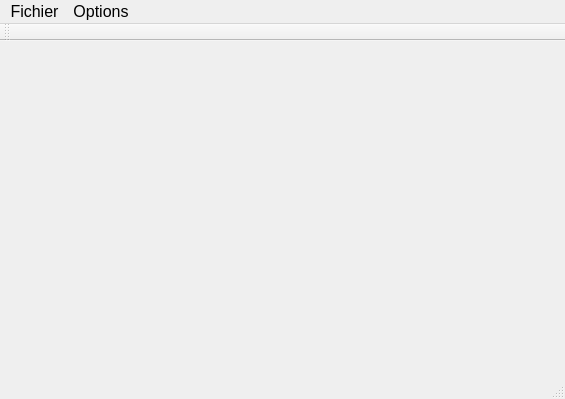
Qt form 15_Graphiques/equilibreuse.ui (TheoMichaud/Apprendre_QT) before a commit.
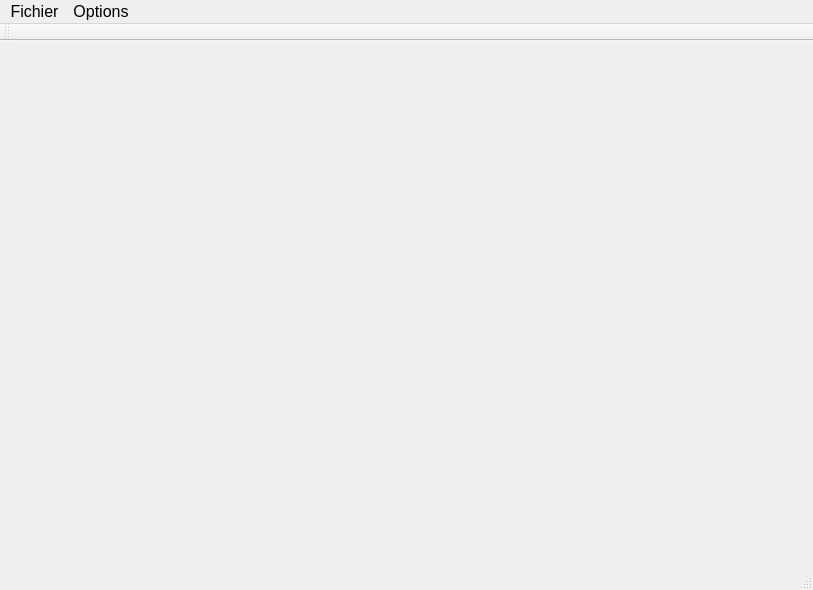
The same form after that commit.

Patch:
```diff
--- a/15_Graphiques/equilibreuse.ui
+++ b/15_Graphiques/equilibreuse.ui
@@ -6,8 +6,8 @@
    <rect>
     <x>0</x>
     <y>0</y>
-    <width>565</width>
-    <height>399</height>
+    <width>813</width>
+    <height>590</height>
    </rect>
   </property>
   <property name="windowTitle">
@@ -19,8 +19,8 @@
     <rect>
      <x>0</x>
      <y>0</y>
-     <width>565</width>
-     <height>27</height>
+     <width>813</width>
+     <height>34</height>
     </rect>
    </property>
    <property name="font">
```
